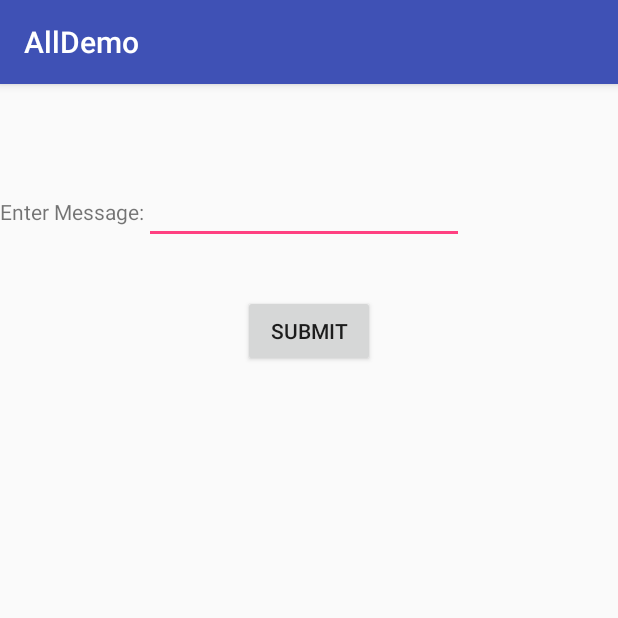
After one commit to jeetendraelite/AllDemo, an Android app: the ResultActivity screen opened directly, with no data from a screen before it, on a phone screen of 412 x 824 dp, the top half of it. The commit adds this screen. Run offline under Robolectric (Android 15) with nearby library versions, the phone set to English and light mode, and no system bars.

Commit message:
Added onActivityResult demo

```diff
--- a/AllDemo/app/build.gradle
+++ b/AllDemo/app/build.gradle
@@ -5,7 +5,7 @@ android {
     buildToolsVersion "27.0.0"
     defaultConfig {
         applicationId "com.alldemo"
-        minSdkVersion 16
+        minSdkVersion 19
         targetSdkVersion 27
         versionCode 1
         versionName "1.0"
@@ -29,6 +29,7 @@ dependencies {
     implementation 'com.android.support.constraint:constraint-layout:1.0.2'
     compile 'com.google.android.exoplayer:exoplayer:r1.4.1'
     testImplementation 'junit:junit:4.12'
+
     androidTestImplementation 'com.android.support.test:runner:1.0.1'
     androidTestImplementation 'com.android.support.test.espresso:espresso-core:3.0.1'
 
@@ -57,7 +58,6 @@ dependencies {
     implementation 'com.android.support:cardview-v7:27.0.0'
     implementation 'com.android.support:recyclerview-v7:27.0.0'
 
-
     //video player
     compile 'cn.jzvd:jiaozivideoplayer:6.1.2'
 
--- a/AllDemo/app/src/main/java/com/alldemo/ActVideoPlayer.java
+++ b/AllDemo/app/src/main/java/com/AudioVideo/ActVideoPlayer.java
@@ -1,7 +1,9 @@
-package com.alldemo;
+package com.AudioVideo;
 
 import android.support.v7.app.AppCompatActivity;
 import android.os.Bundle;
+
+import com.alldemo.R;
 
 import cn.jzvd.JZVideoPlayer;
 import cn.jzvd.JZVideoPlayerStandard;
--- /dev/null
+++ b/AllDemo/app/src/main/java/com/misc/ResultActivity.java
@@ -0,0 +1,34 @@
+package com.misc;
+
+import android.content.Intent;
+import android.support.v7.app.AppCompatActivity;
+import android.os.Bundle;
+import android.view.View;
+import android.widget.Button;
+import android.widget.EditText;
+
+import com.alldemo.R;
+
+public class ResultActivity extends AppCompatActivity {
+
+
+    EditText editText1;
+    Button button1;
+    @Override
+    protected void onCreate(Bundle savedInstanceState) {
+        super.onCreate(savedInstanceState);
+        setContentView(R.layout.activity_result);
+        editText1=(EditText)findViewById(R.id.editText1);
+        button1=(Button)findViewById(R.id.button1);
+        button1.setOnClickListener(new View.OnClickListener() {
+            @Override
+            public void onClick(View arg0) {
+                String message=editText1.getText().toString();
+                Intent intent=new Intent();
+                intent.putExtra("MESSAGE",message);
+                setResult(2,intent);
+                finish();//finishing activity
+            }
+        });
+    }
+}
--- a/AllDemo/app/src/main/res/layout/act_videoplayer.xml
+++ b/AllDemo/app/src/main/res/layout/act_videoplayer.xml
@@ -5,7 +5,7 @@
     xmlns:tools="http://schemas.android.com/tools"
     android:layout_width="match_parent"
     android:layout_height="match_parent"
-    tools:context="com.alldemo.ActVideoPlayer">
+    tools:context="com.alldemo.com.AudioVideo.ActVideoPlayer">
 
     <cn.jzvd.JZVideoPlayerStandard
         android:id="@+id/videoplayer"
--- /dev/null
+++ b/AllDemo/app/src/main/res/layout/activity_result.xml
@@ -0,0 +1,34 @@
+<?xml version="1.0" encoding="utf-8"?>
+<RelativeLayout xmlns:android="http://schemas.android.com/apk/res/android"
+    xmlns:app="http://schemas.android.com/apk/res-auto"
+    xmlns:tools="http://schemas.android.com/tools"
+    android:layout_width="match_parent"
+    android:layout_height="match_parent"
+    tools:context="com.misc.ResultActivity">
+
+    <EditText
+        android:id="@+id/editText1"
+        android:layout_width="wrap_content"
+        android:layout_height="wrap_content"
+        android:layout_alignParentTop="true"
+        android:layout_marginTop="61dp"
+        android:layout_toRightOf="@+id/textView1"
+        android:ems="10" />
+    <TextView
+        android:id="@+id/textView1"
+        android:layout_width="wrap_content"
+        android:layout_height="wrap_content"
+        android:layout_alignBaseline="@+id/editText1"
+        android:layout_alignBottom="@+id/editText1"
+        android:layout_alignParentLeft="true"
+        android:text="Enter Message:" />
+    <Button
+        android:id="@+id/button1"
+        android:layout_width="wrap_content"
+        android:layout_height="wrap_content"
+        android:layout_below="@+id/editText1"
+        android:layout_centerHorizontal="true"
+        android:layout_marginTop="34dp"
+        android:text="Submit" />
+
+</RelativeLayout>
--- a/AllDemo/build.gradle
+++ b/AllDemo/build.gradle
@@ -13,13 +13,16 @@ buildscript {
 
         // NOTE: Do not place your application dependencies here; they belong
         // in the individual module build.gradle files
+
     }
+
 }
 
 allprojects {
     repositories {
         google()
         jcenter()
+
     }
 }
 
```
Also changed, not shown: AllDemo/app/src/main/AndroidManifest.xml (+6 -4 lines), AllDemo/app/src/main/java/com/AudioVideo/ActAudioActivity.java (added, +58 -0 lines), AllDemo/app/src/main/java/com/AudioVideo/AudioVideoActivity.java (deleted, +0 -83 lines), AllDemo/app/src/main/java/com/alldemo/DashboardActivity.java (+10 -1 lines), AllDemo/app/src/main/java/com/misc/ActForResultDemo.java (added, +46 -0 lines), AllDemo/app/src/main/res/layout/activity_act_audio.xml (renamed from AllDemo/app/src/main/res/layout/activity_audio_video.xml, +15 -12 lines), AllDemo/app/src/main/res/layout/activity_act_for_result_demo.xml (added, +27 -0 lines), AllDemo/app/src/main/res/menu/activity_dashboard_drawer.xml (+9 -0 lines), 1 other file.
